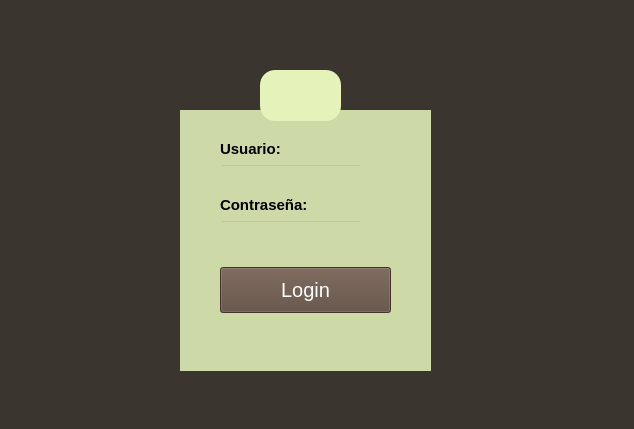
First picture: the form in login.ui, repository julinavas14/trabajo_programacion_sql, before the edit.
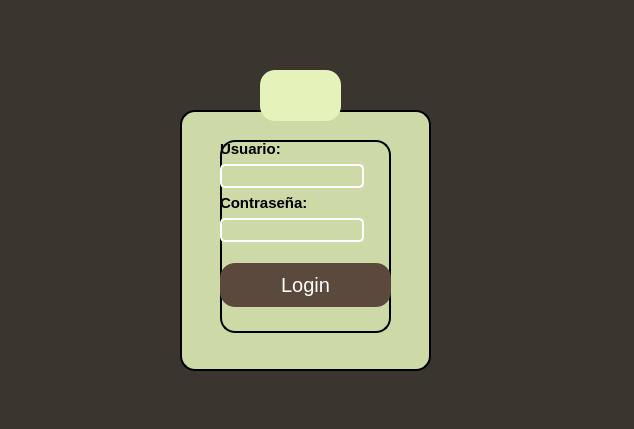
Second picture: the form after the edit. Icons and pictures are not drawn.

Commit message: Más imagenes y formato a todo

Patch:
```diff
--- a/login.ui
+++ b/login.ui
@@ -69,7 +69,9 @@
     </rect>
    </property>
    <property name="styleSheet">
-    <string notr="true">background-color: rgb(205, 217, 166)</string>
+    <string notr="true">background-color: rgb(205, 217, 166);
+border: 2px solid;
+border-radius: 15px;</string>
    </property>
    <widget class="QWidget" name="formLayoutWidget">
     <property name="geometry">
@@ -77,17 +79,18 @@
       <x>40</x>
       <y>30</y>
       <width>171</width>
-      <height>191</height>
+      <height>193</height>
      </rect>
     </property>
     <layout class="QFormLayout" name="formLayout_2">
      <item row="0" column="0">
       <widget class="QLabel" name="usuarioLabel">
        <property name="styleSheet">
-        <string notr="true"> background-color: transparent;
+        <string notr="true">background-color: transparent;
 font: 15px;
 color: black;
- font-weight: bold;</string>
+font-weight: bold;
+border: none;</string>
        </property>
        <property name="text">
         <string>Usuario:</string>
@@ -100,7 +103,8 @@
         <string notr="true">font: 15px;
 background-color: transparent;
 color: black;
- font-weight: bold;</string>
+font-weight: bold;
+border: none;</string>
        </property>
        <property name="text">
         <string>Contraseña:</string>
@@ -110,14 +114,20 @@
      <item row="3" column="0">
       <widget class="QLineEdit" name="inputUsuario">
        <property name="styleSheet">
-        <string notr="true"> background-color: transparent;</string>
+        <string notr="true"> background-color: transparent;
+border-color: white;
+border-radius: 5px;
+color: black;</string>
        </property>
       </widget>
      </item>
      <item row="5" column="0">
       <widget class="QLineEdit" name="inputContrasena">
        <property name="styleSheet">
-        <string notr="true"> background-color: transparent;</string>
+        <string notr="true">background-color: transparent;
+border-color: white;
+border-radius: 5px;
+color: black;</string>
        </property>
        <property name="text">
         <string/>
@@ -132,7 +142,7 @@
 item-align: center;
 background-color: rgb(92, 73, 61);
 font-size: 20px;
-</string>
+border: none;</string>
        </property>
        <property name="text">
         <string>Login</string>
```
